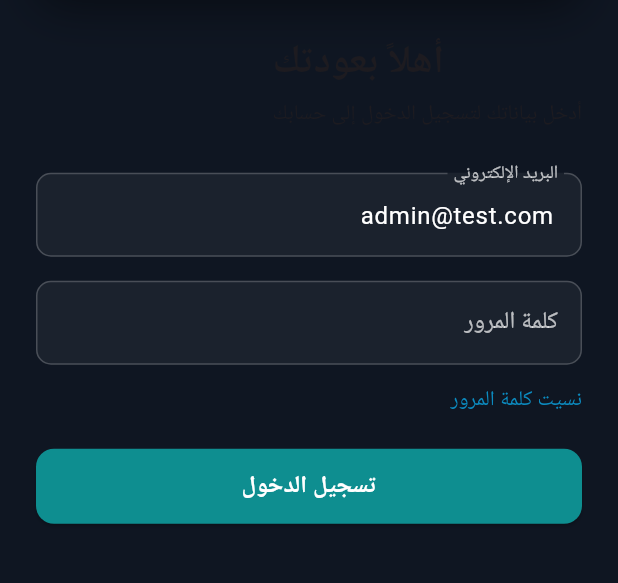
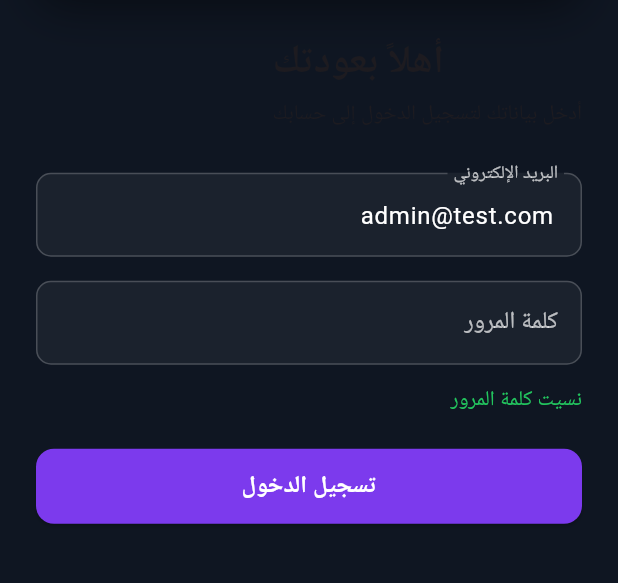
Before and after one commit to MostafaGamal84/agial-App, a Flutter app: the screen it shows after launch, on a phone screen of 412 x 824 dp, the part 500-1083 px from its top. Run offline on Flutter 3.47's test engine with Material 3 defaults, Android fonts, the phone set to English and light mode, and no system bars; our stand-ins replace flutter_secure_storage, google_fonts; Roboto replaces fonts that are missing (Tajawal).

Commit message:
Adjust palette for higher contrast

```diff
--- a/lib/main.dart
+++ b/lib/main.dart
@@ -34,9 +34,9 @@ class MyApp extends StatelessWidget {
   @override
   Widget build(BuildContext context) {
     final auth = context.watch<AuthController>();
-    const seedColor = Color(0xFF0E8E90);
+    const seedColor = Color(0xFF7C3AED);
     const secondaryColor = Color(0xFFC3A56A);
-    const tertiaryColor = Color(0xFF0B8BC0);
+    const tertiaryColor = Color(0xFF22C55E);
     const backgroundColor = Color(0xFF0F1622);
     const surfaceColor = Color(0xFF172233);
 
@@ -47,8 +47,12 @@ class MyApp extends StatelessWidget {
       secondary: secondaryColor,
       onSecondary: Colors.black87,
       tertiary: tertiaryColor,
+      onPrimary: Colors.white,
+      onTertiary: Colors.white,
       background: backgroundColor,
+      onBackground: Colors.white,
       surface: surfaceColor,
+      onSurface: Colors.white,
     );
 
     return MaterialApp(
--- a/lib/screens/login_screen.dart
+++ b/lib/screens/login_screen.dart
@@ -256,7 +256,7 @@ class _StyledField extends StatelessWidget {
         ),
         focusedBorder: OutlineInputBorder(
           borderRadius: BorderRadius.circular(10),
-          borderSide: const BorderSide(color: Color(0xFF00a99d)),
+          borderSide: BorderSide(color: Theme.of(context).colorScheme.primary),
         ),
         errorBorder: OutlineInputBorder(
           borderRadius: BorderRadius.circular(10),
```
